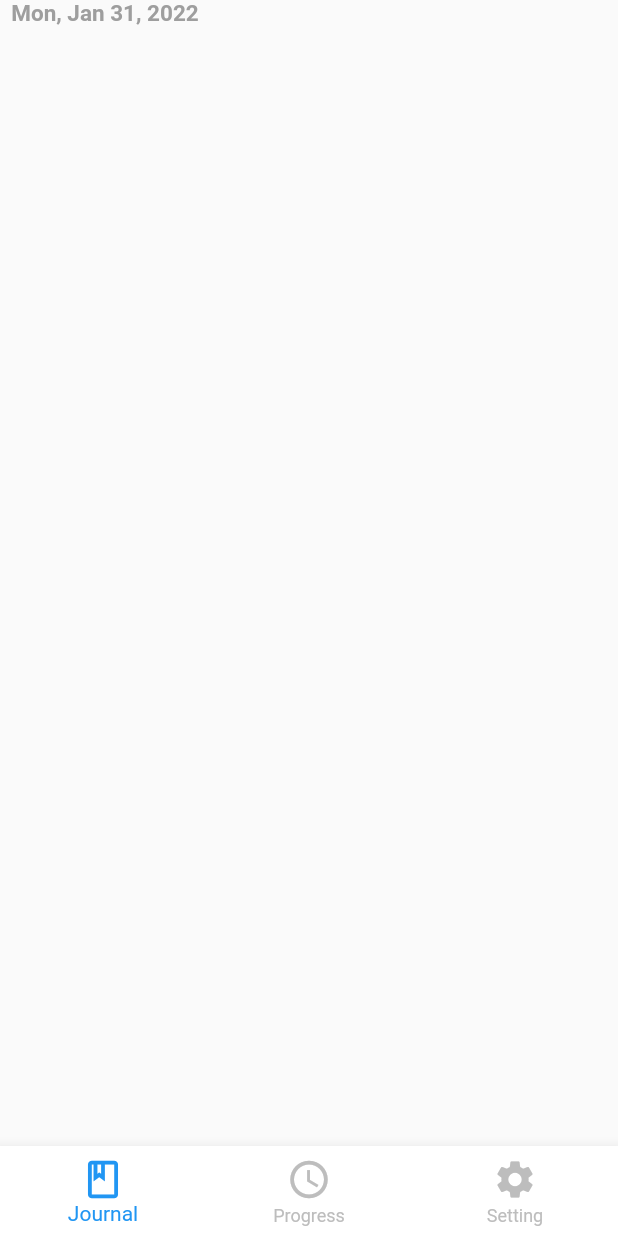
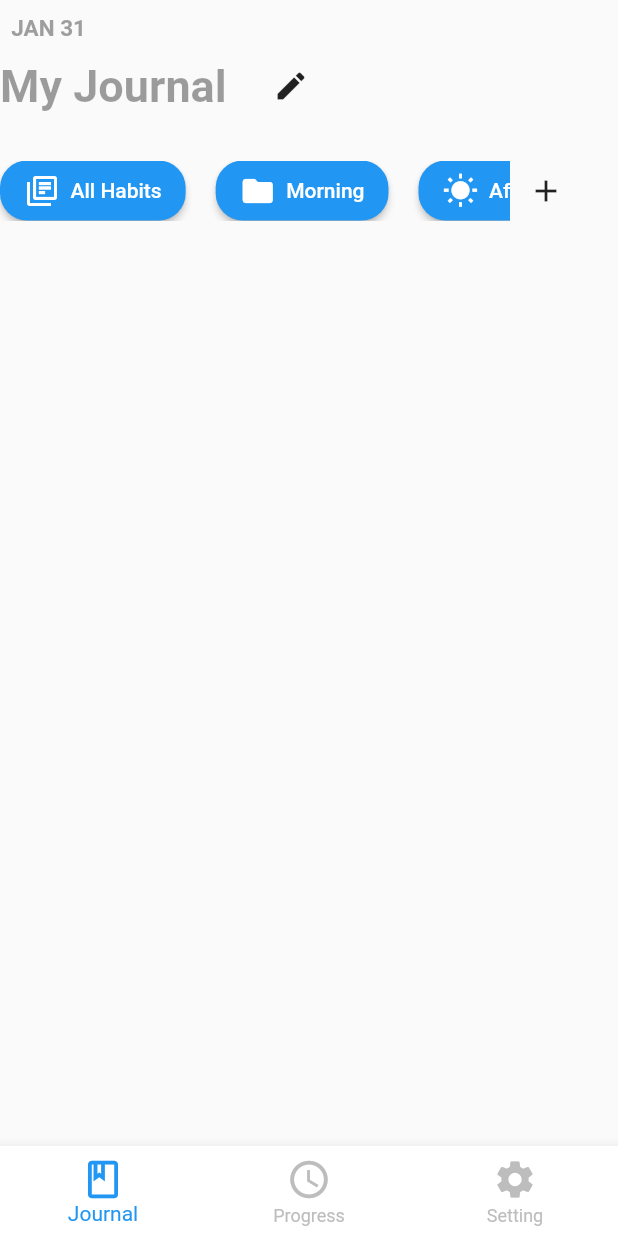
Before and after one commit to SamakshBansal/habitify, a Flutter app: the screen it shows after launch, on a phone screen of 412 x 824 dp. Run offline on Flutter 3.47's test engine with Material 2 defaults, Android fonts, the phone set to English and light mode, and no system bars.

```diff
--- a/lib/screens/journal.dart
+++ b/lib/screens/journal.dart
@@ -9,19 +9,73 @@ class MyJournal extends StatefulWidget {
 }
 
 class _MyJournalState extends State<MyJournal> {
+  TextEditingController _controller =
+      TextEditingController(text: "Festive Leave");
+  bool _isEnable = false;
+
+  @override
+  void initState() {
+    super.initState();
+    _controller = TextEditingController(text: 'My Journal');
+  }
+
+  @override
+  void dispose() {
+    _controller.dispose();
+    super.dispose();
+  }
+
   @override
   Widget build(BuildContext context) {
     return Scaffold(
       body: SafeArea(
         child: Column(
+          crossAxisAlignment: CrossAxisAlignment.start,
           children: [
+            const SizedBox(
+              height: 10,
+            ),
             Text(
-              '  ' + DateFormat.yMMMEd().format(DateTime.now()),
+              '  ' + DateFormat.MMMd().format(DateTime.now()).toUpperCase(),
               style: const TextStyle(
                 color: Colors.grey,
                 fontSize: 15,
                 fontWeight: FontWeight.bold,
               ),
+            ),
+            Row(
+              children: <Widget>[
+                SizedBox(
+                  width: 170,
+                  child: TextField(
+                    decoration: const InputDecoration(
+                      border: InputBorder.none,
+                    ),
+                    controller: _controller,
+                    enabled: _isEnable,
+                    style: const TextStyle(
+                      fontWeight: FontWeight.bold,
+                      fontSize: 30,
+                    ),
+                  ),
+                ),
+                IconButton(
+                    icon: const Icon(Icons.edit),
+                    onPressed: () {
+                      setState(() {
+                        _isEnable = true;
+                      });
+                    })
+              ],
+            ),
+            Row(
+              children: [
+                horizontalList2,
+                IconButton(
+                  icon: const Icon(Icons.add),
+                  onPressed: () {},
+                ),
+              ],
             ),
           ],
         ),
@@ -29,3 +83,62 @@ class _MyJournalState extends State<MyJournal> {
     );
   }
 }
+
+Widget horizontalList2 = Container(
+  margin: const EdgeInsets.symmetric(vertical: 20.0),
+  height: 40,
+  width: 340,
+  child: ListView(
+    scrollDirection: Axis.horizontal,
+    children: <Widget>[
+      ElevatedButton(
+        style: ButtonStyle(
+            shape: MaterialStateProperty.all<RoundedRectangleBorder>(
+                RoundedRectangleBorder(
+          borderRadius: BorderRadius.circular(18.0),
+        ))),
+        onPressed: () {},
+        child: Row(
+          children: const [
+            Icon(Icons.library_books_outlined),
+            Text('  All Habits'),
+          ],
+        ),
+      ),
+      const SizedBox(
+        width: 20,
+      ),
+      ElevatedButton(
+        style: ButtonStyle(
+            shape: MaterialStateProperty.all<RoundedRectangleBorder>(
+                RoundedRectangleBorder(
+          borderRadius: BorderRadius.circular(18.0),
+        ))),
+        onPressed: () {},
+        child: Row(
+          children: const [
+            Icon(Icons.folder),
+            Text('  Morning'),
+          ],
+        ),
+      ),
+      const SizedBox(
+        width: 20,
+      ),
+      ElevatedButton(
+        style: ButtonStyle(
+            shape: MaterialStateProperty.all<RoundedRectangleBorder>(
+                RoundedRectangleBorder(
+          borderRadius: BorderRadius.circular(18.0),
+        ))),
+        onPressed: () {},
+        child: Row(
+          children: const [
+            Icon(Icons.wb_sunny),
+            Text('  Afternoon'),
+          ],
+        ),
+      ),
+    ],
+  ),
+);
```
